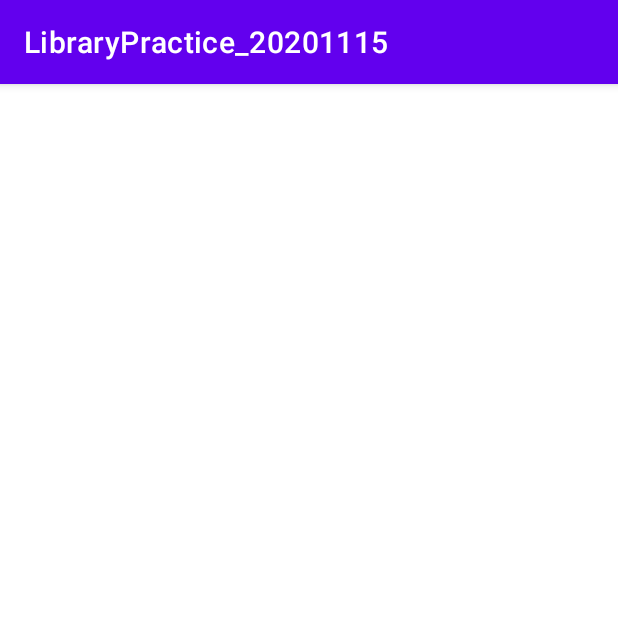
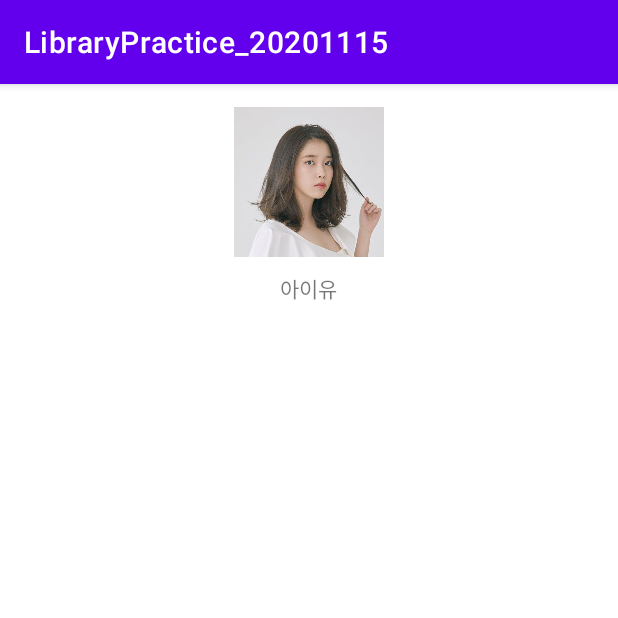
Before and after one commit to say-102/LibraryPractice_20201115, an Android app: the screen it shows after launch (MainActivity), on a phone screen of 412 x 824 dp, the top half of it. Run offline under Robolectric (Android 15) with nearby library versions, the phone set to English and light mode, and no system bars.

Commit message:
프로필 사진 / 이름만 우선 배치

```diff
--- a/app/src/main/res/layout/activity_main.xml
+++ b/app/src/main/res/layout/activity_main.xml
@@ -5,7 +5,29 @@
     android:layout_width="match_parent"
     android:layout_height="match_parent"
     android:orientation="vertical"
+    android:padding="15dp"
     tools:context=".MainActivity">
+
+    <LinearLayout
+        android:layout_width="match_parent"
+        android:layout_height="wrap_content"
+        android:orientation="vertical"
+        android:gravity="center" >
+
+        <ImageView
+            android:layout_width="100dp"
+            android:layout_height="100dp"
+            android:src="@drawable/iu_photo"
+            android:scaleType="centerCrop" />
+
+        <TextView
+            android:layout_width="wrap_content"
+            android:layout_height="wrap_content"
+            android:text="아이유"
+            android:layout_marginTop="10dp" />
+
+
+    </LinearLayout>
 
 
 
```
Also changed, not shown: app/src/main/res/drawable-v24/iu_photo.jpg (added).
